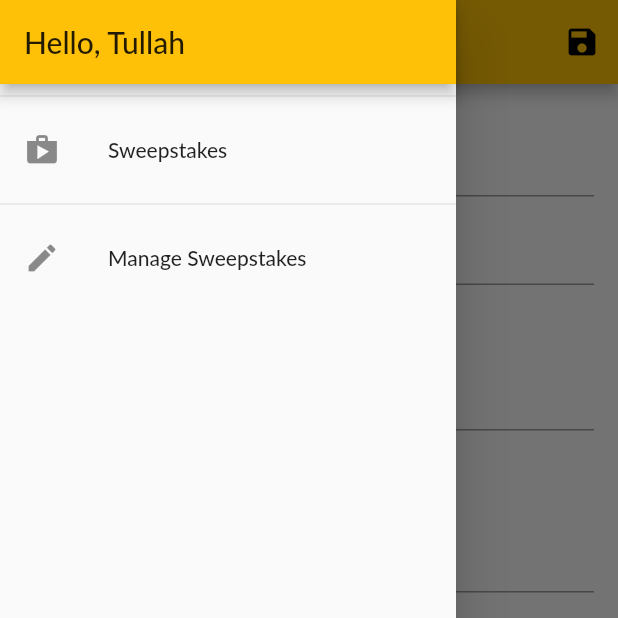
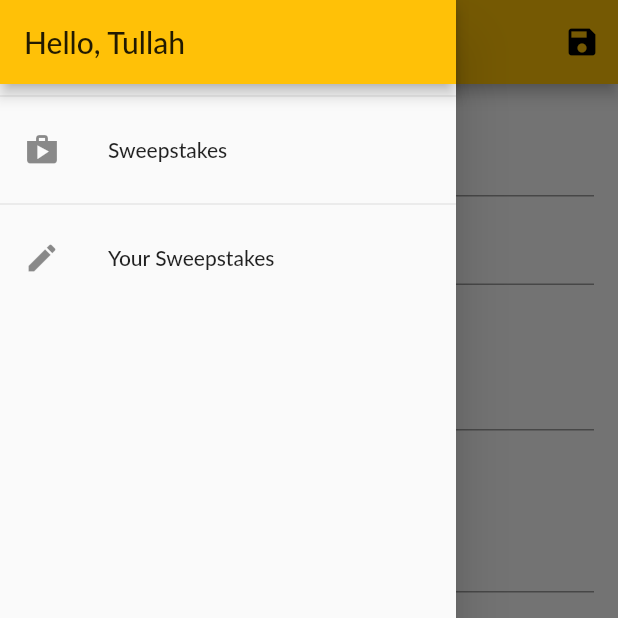
Before and after one commit to tullahnazari/SweepstakesApp, a Flutter app: the AddingSweepstake screen opened by its route, with the side drawer open, on a phone screen of 412 x 824 dp, the top half of it. Run offline on Flutter 3.47's test engine with Material 2 defaults, Android fonts, the phone set to English and light mode, and no system bars; our stand-ins replace animated_text_kit, cloud_firestore, flushbar, shared_preferences; missing offline and left inert: ads, clippy_flutter, firebase_admob; accounts and stored records are empty; network calls fail; Roboto replaces fonts that are missing (Lato).

Commit message:
Applied permissions to manage product page so only admin users can acc

```diff
--- a/lib/main.dart
+++ b/lib/main.dart
@@ -11,6 +11,7 @@ import 'package:sweepstakes/screens/spash_screen.dart';
 import 'package:sweepstakes/screens/sweepstake_management.dart';
 import 'package:sweepstakes/screens/sweepstakes_detail.dart';
 import 'package:sweepstakes/screens/sweepstakes_overview.dart';
+import 'package:sweepstakes/screens/your_sweepstake.dart';
 
 void main() => runApp(MyApp());
 
@@ -66,6 +67,7 @@ class MyApp extends StatelessWidget {
             AddingSweepstake.routeName: (ctx) => AddingSweepstake(),
             SweepstakeManagement.routeName: (ctx) => SweepstakeManagement(),
             SweepstakesOverview.routeName: (ctx) => SweepstakesOverview(),
+            YourSweepstake.routeName: (ctx) => YourSweepstake(),
           },
         ),
       ),
--- a/lib/widgets/app_drawer.dart
+++ b/lib/widgets/app_drawer.dart
@@ -1,10 +1,15 @@
+import 'package:cloud_firestore/cloud_firestore.dart';
 import 'package:flutter/material.dart';
-import 'package:sweepstakes/screens/adding_sweepstakes.dart';
+import 'package:provider/provider.dart';
+import 'package:sweepstakes/providers/auth.dart';
+
 import 'package:sweepstakes/screens/sweepstake_management.dart';
+import 'package:sweepstakes/screens/your_sweepstake.dart';
 
 class AppDrawer extends StatelessWidget {
   @override
   Widget build(BuildContext context) {
+    final userProvider = Provider.of<Auth>(context);
     return Drawer(
       child: Column(
         children: <Widget>[
@@ -21,16 +26,64 @@ class AppDrawer extends StatelessWidget {
             },
           ),
           Divider(),
-          ListTile(
-            leading: Icon(Icons.edit),
-            title: Text('Manage Sweepstakes'),
-            onTap: () {
-              Navigator.of(context)
-                  .pushReplacementNamed(SweepstakeManagement.routeName);
+          StreamBuilder<DocumentSnapshot>(
+            stream: Firestore.instance
+                .collection('users')
+                .document(userProvider.userId)
+                .snapshots(),
+            builder: (BuildContext context,
+                AsyncSnapshot<DocumentSnapshot> snapshot) {
+              if (snapshot.hasError) {
+                return Text('Error: ${snapshot.error}');
+              }
+              switch (snapshot.connectionState) {
+                case ConnectionState.waiting:
+                  return Text('Loading..');
+                default:
+                  return checkRole(snapshot.data, context);
+              }
             },
-          ),
+          )
+
+          // ListTile(
+          //   leading: Icon(Icons.edit),
+          //   title: Text('Manage Sweepstakes'),
+          //   onTap: () {
+          //     Navigator.of(context)
+          //         .pushReplacementNamed(SweepstakeManagement.routeName);
+          //   },
+          // ),
         ],
       ),
     );
   }
+
+  checkRole(DocumentSnapshot snapshot, BuildContext context) {
+    if (snapshot.data['isAdmin'] == true) {
+      return adminPage(snapshot, context);
+    } else {
+      return notAdmin(snapshot, context);
+    }
+  }
+
+  adminPage(DocumentSnapshot snapshot, BuildContext context) {
+    return ListTile(
+      leading: Icon(Icons.edit),
+      title: Text('Manage Sweepstakes'),
+      onTap: () {
+        Navigator.of(context)
+            .pushReplacementNamed(SweepstakeManagement.routeName);
+      },
+    );
+  }
+
+  notAdmin(DocumentSnapshot snapshot, BuildContext context) {
+    return ListTile(
+      leading: Icon(Icons.edit),
+      title: Text('Your Sweepstakes'),
+      onTap: () {
+        Navigator.of(context).pushReplacementNamed(YourSweepstake.routeName);
+      },
+    );
+  }
 }
```
Also changed, not shown: lib/screens/sweepstakes_overview.dart (+15 -54 lines), lib/screens/your_sweepstake.dart (added, +22 -0 lines), 1 other file.
